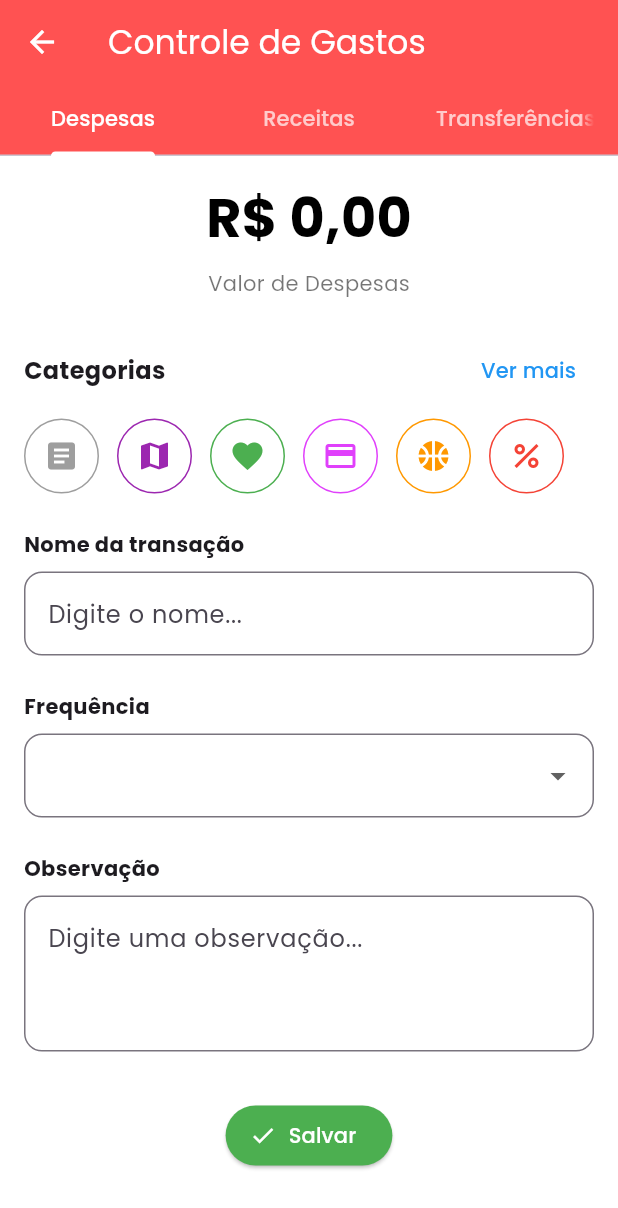
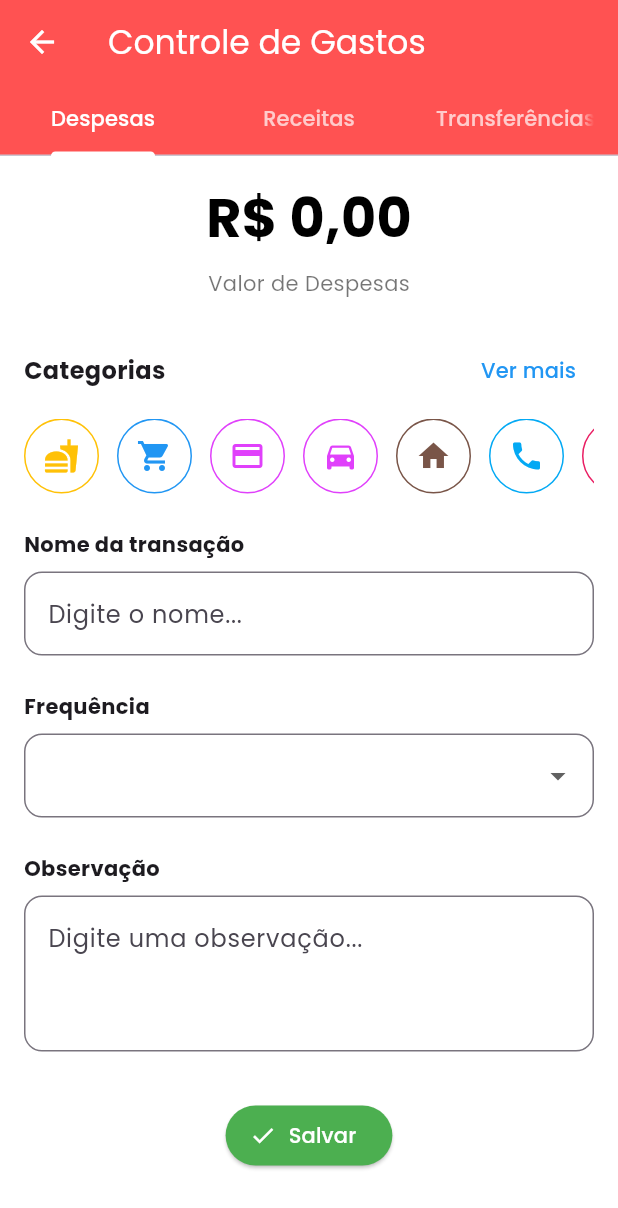
Before and after one commit to felipetaua/Finan-old, a Flutter app: the GastosPage screen opened by its route, after a tap on the "add" icon, on a phone screen of 412 x 824 dp. Shown: the top 1208 px of the screen. Run offline on Flutter 3.47's test engine with Material 3 defaults, Android fonts, the phone set to English and light mode, and no system bars; our stand-ins replace fl_chart, flutter_multi_formatter, font_awesome_flutter, google_fonts, shared_preferences, smooth_page_indicator; accounts and stored records are empty; network calls fail.

Commit message:
ajustes de usabilidade e layout

```diff
--- a/lib/pages/home/main/add_despesas.dart
+++ b/lib/pages/home/main/add_despesas.dart
@@ -26,38 +26,37 @@ class AddTransactionPageState extends State<AddTransactionPage>
   bool _mostrarTodasCategorias = false;
 
   final Map<IconData, Color> _categorias = {
-    Icons.article: Colors.grey,
-    Icons.map: Colors.purple,
-    Icons.favorite: Colors.green,
-    Icons.credit_card: Colors.purpleAccent,
-    Icons.sports_basketball: Colors.orange,
-    Icons.percent: Colors.red,
-    Icons.shopping_cart: Colors.blue,
-    Icons.home: Colors.brown,
-    Icons.school: Colors.indigo,
-    Icons.work: Colors.teal,
-    Icons.car_rental: Colors.cyan,
-    Icons.fastfood: Colors.amber,
-    Icons.local_hospital: Colors.pink,
-    Icons.flight: Colors.deepPurple,
-    Icons.movie: Colors.lime,
-    Icons.music_note: Colors.deepOrange,
-    Icons.pets: Colors.lightGreen,
-    Icons.phone: Colors.lightBlue,
-    Icons.computer: Colors.yellow,
-    Icons.book: Colors.blueGrey,
-    Icons.beach_access: Colors.tealAccent,
-    Icons.cake: Colors.pinkAccent,
-    Icons.camera: Colors.orangeAccent,
-    Icons.directions_bike: Colors.greenAccent,
-    Icons.directions_boat: Colors.cyanAccent,
-    Icons.directions_bus: Colors.redAccent,
-    Icons.directions_car: Colors.purpleAccent,
-    Icons.directions_railway: Colors.indigoAccent,
-    Icons.directions_walk: Colors.amberAccent,
-    Icons.eco: Colors.lightGreenAccent,
-    Icons.electric_bike: Colors.blueAccent,
-    Icons.electric_car: Colors.deepPurpleAccent,
+    Icons.fastfood: Colors.amber, // Alimentação
+    Icons.shopping_cart: Colors.blue, // Compras
+    Icons.credit_card: Colors.purpleAccent, // Cartão de crédito
+    Icons.directions_car: Colors.purpleAccent, // Transporte (carro)
+    Icons.home: Colors.brown, // Moradia
+    Icons.phone: Colors.lightBlue, // Telefone / Utilidades
+    Icons.local_hospital: Colors.pink, // Saúde
+    Icons.work: Colors.teal, // Trabalho
+    Icons.percent: Colors.red, // Juros / Finanças
+    Icons.map: Colors.purple, // Localizações / Viagens
+    Icons.flight: Colors.deepPurple, // Viagens
+    Icons.movie: Colors.lime, // Lazer
+    Icons.music_note: Colors.lightGreen, // Música / Assinaturas
+    Icons.pets: Colors.deepOrange, // Animais de estimação
+    Icons.school: Colors.indigo, // Educação
+    Icons.car_rental: Colors.cyan, // Aluguel de carro
+    Icons.article: Colors.grey, // Informações / Outros
+    Icons.favorite: Colors.green, // Favoritos / Doações
+    Icons.computer: Colors.yellow, // Tecnologia
+    Icons.book: Colors.blueGrey, // Livros / Educação
+    Icons.beach_access: Colors.tealAccent, // Lazer / Férias
+    Icons.cake: Colors.pinkAccent, // Festas / Presentes
+    Icons.camera: Colors.orangeAccent, // Fotografia
+    Icons.directions_bike: Colors.greenAccent, // Transporte alternativo
+    Icons.directions_boat: Colors.cyanAccent, // Transporte / Lazer
+    Icons.directions_bus: Colors.redAccent, // Transporte público
+    Icons.directions_railway: Colors.indigoAccent, // Transporte ferroviário
+    Icons.directions_walk: Colors.amberAccent, // Caminhada
+    Icons.eco: Colors.lightGreenAccent, // Sustentabilidade
+    Icons.electric_bike: Colors.blueAccent, // Transporte elétrico
+    Icons.electric_car: Colors.deepPurpleAccent, // Transporte elétrico
   };
 
   @override
@@ -362,7 +361,7 @@ class AddTransactionPageState extends State<AddTransactionPage>
               const SizedBox(height: 8),
               _mostrarTodasCategorias
                   ? Wrap(
-                    spacing: 10,
+                    spacing: 19,
                     runSpacing: 10,
                     children:
                         _categorias.entries.map((entry) {
@@ -393,7 +392,7 @@ class AddTransactionPageState extends State<AddTransactionPage>
                     scrollDirection: Axis.horizontal,
                     child: Row(
                       children:
-                          _categorias.entries.take(6).map((entry) {
+                          _categorias.entries.map((entry) {
                             final isSelected =
                                 _categoriaSelecionada == entry.key;
                             return GestureDetector(
--- a/lib/pages/home/main/homeScreen.dart
+++ b/lib/pages/home/main/homeScreen.dart
@@ -512,7 +512,7 @@ class _TransacaoCardState extends State<TransacaoCard> {
           borderRadius: BorderRadius.circular(12),
           boxShadow: [
             BoxShadow(
-              color: Colors.grey.withOpacity(0.2),
+              color: Colors.grey.withOpacity(0.3),
               blurRadius: 8,
               offset: const Offset(0, 4),
             ),
@@ -558,7 +558,10 @@ class _TransacaoCardState extends State<TransacaoCard> {
                     ),
                     Text(
                       widget.transacao['data'],
-                      style: const TextStyle(fontSize: 12, color: Colors.grey),
+                      style: const TextStyle(
+                        fontSize: 12,
+                        color: Colors.black54,
+                      ),
                     ),
                   ],
                 ),
@@ -573,25 +576,29 @@ class _TransacaoCardState extends State<TransacaoCard> {
                 style: TextStyle(
                   fontSize: 14,
                   fontWeight: FontWeight.bold,
-                  color: Colors.grey,
+                  color: Colors.black87,
                 ),
               ),
               const SizedBox(height: 8),
               Text(
                 'Categoria: ${widget.transacao['categoria']}',
-                style: const TextStyle(fontSize: 12, color: Colors.grey),
+                style: const TextStyle(fontSize: 12, color: Colors.black54),
               ),
               Text(
                 'Descrição: ${widget.transacao['descricao']}',
-                style: const TextStyle(fontSize: 12, color: Colors.grey),
+                style: const TextStyle(fontSize: 12, color: Colors.black54),
               ),
               Text(
                 'Data: ${widget.transacao['data']}',
-                style: const TextStyle(fontSize: 12, color: Colors.grey),
+                style: const TextStyle(fontSize: 12, color: Colors.black54),
               ),
               Text(
                 'Valor: ${widget.transacao['valor']}',
-                style: const TextStyle(fontSize: 12, color: Colors.grey),
+                style: const TextStyle(fontSize: 12, color: Colors.black54),
+              ),
+              Text(
+                'Obs: ${widget.transacao['observacao']}',
+                style: const TextStyle(fontSize: 12, color: Colors.black54),
               ),
             ],
           ],
```
